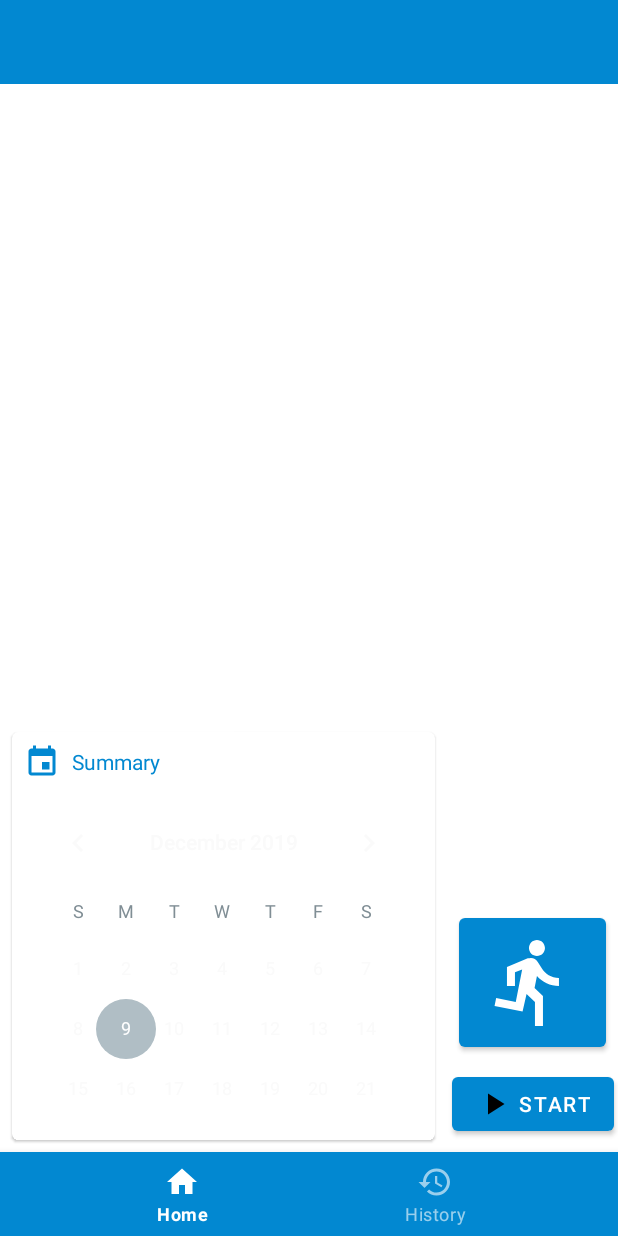
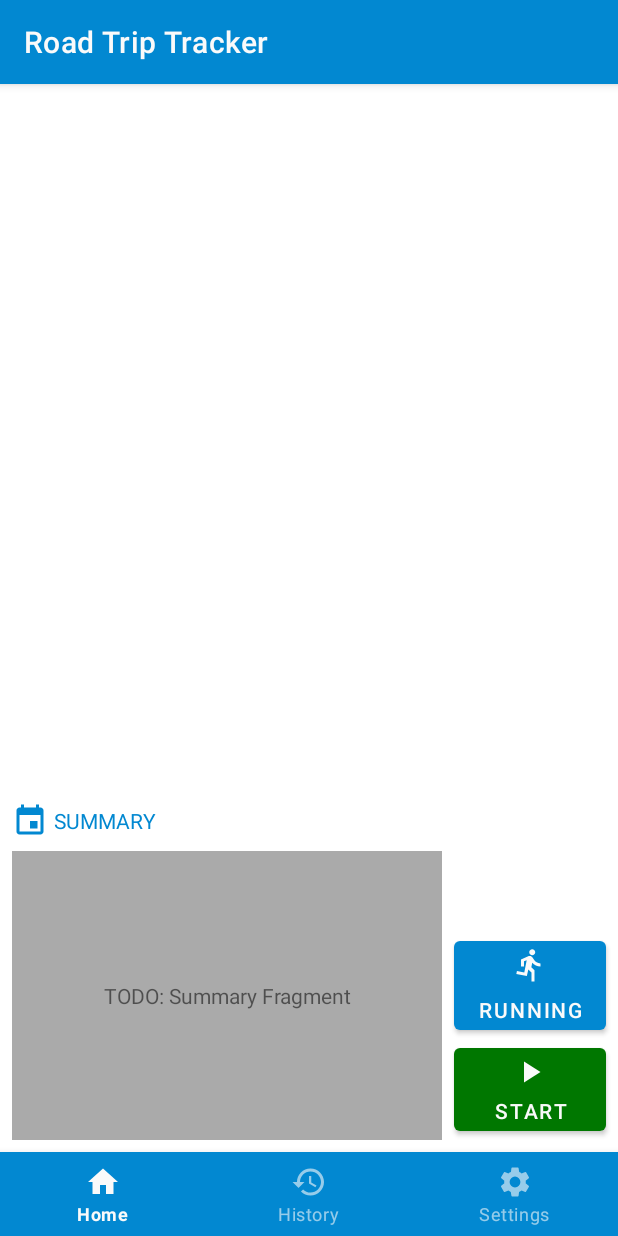
Before and after one commit to MrShecks/road-trip-tracker, an Android app: the screen it shows after launch (MainActivity), on a phone screen of 412 x 824 dp. Run offline under Robolectric (Android 15) with nearby library versions, the phone set to English and light mode, and no system bars; our stand-ins replace navigation-ui; 4 statements that could not run were skipped.

Commit message:
Added some new layouts for landscape orientation

```diff
--- a/app/src/main/java/ie/justonetech/roadtriptracker/view/activities/MainActivity.kt
+++ b/app/src/main/java/ie/justonetech/roadtriptracker/view/activities/MainActivity.kt
@@ -2,12 +2,15 @@ package ie.justonetech.roadtriptracker.view.activities
 
 import android.os.Bundle
 import androidx.appcompat.app.AppCompatActivity
-import androidx.navigation.fragment.findNavController
+import androidx.navigation.NavController
+import androidx.navigation.Navigation
 import androidx.navigation.ui.AppBarConfiguration
+import androidx.navigation.ui.NavigationUI
 import androidx.navigation.ui.setupActionBarWithNavController
 import androidx.navigation.ui.setupWithNavController
 import ie.justonetech.roadtriptracker.R
 import kotlinx.android.synthetic.main.main_activity.*
+import kotlinx.android.synthetic.main.main_toolbar.*
 
 ///////////////////////////////////////////////////////////////////////////////////////////////////
 // MainActivity
@@ -16,18 +19,47 @@ import kotlinx.android.synthetic.main.main_activity.*
 
 class MainActivity : AppCompatActivity() {
 
+    private lateinit var appBarConfiguration: AppBarConfiguration
+
     override fun onCreate(savedInstanceState: Bundle?) {
         super.onCreate(savedInstanceState)
 
         setContentView(R.layout.main_activity)
+        setSupportActionBar(toolBar)
 
-        navHostFragment.findNavController().also { navController ->
-            AppBarConfiguration.Builder(navController.graph).build().also {
-                setSupportActionBar(toolBar)
-                setupActionBarWithNavController(navController, it)
-            }
+        toolBar.setTitle("Hello")
 
-            bottomNavigationView.setupWithNavController(navController)
+        Navigation.findNavController(this, R.id.navHostFragment).also { navController ->
+            appBarConfiguration = AppBarConfiguration(setOf(R.id.destination_home, R.id.destination_history, R.id.destination_settings), drawerLayout)
+
+            setupActionBar(navController)
+            setupBottomNavigationMenu(navController)
+            setupSideNavigationMenu(navController)
+        }
+    }
+
+    override fun onSupportNavigateUp(): Boolean {
+        return NavigationUI.navigateUp(Navigation.findNavController(this, R.id.navHostFragment), appBarConfiguration)
+                || super.onSupportNavigateUp()
+    }
+
+    private fun setupActionBar(navController: NavController) {
+        //collapsingToolbarLayout.setupWithNavController(toolBar, navController, appBarConfiguration)
+
+        setupActionBarWithNavController(navController, appBarConfiguration)
+
+        NavigationUI.setupActionBarWithNavController(this, navController, drawerLayout)
+    }
+
+    private fun setupBottomNavigationMenu(navController: NavController) {
+        bottomNavigationView?.let {
+            NavigationUI.setupWithNavController(it, navController)
+        }
+    }
+
+    private fun setupSideNavigationMenu(navController: NavController) {
+        sideNavigationView?.let {
+            NavigationUI.setupWithNavController(it, navController)
         }
     }
 
--- /dev/null
+++ b/app/src/main/java/ie/justonetech/roadtriptracker/view/fragments/SettingsFragment.kt
@@ -0,0 +1,19 @@
+package ie.justonetech.roadtriptracker.view.fragments
+
+import android.os.Bundle
+import android.view.LayoutInflater
+import android.view.View
+import android.view.ViewGroup
+import androidx.fragment.app.Fragment
+import ie.justonetech.roadtriptracker.R
+
+///////////////////////////////////////////////////////////////////////////////////////////////////
+// SettingsFragment
+///////////////////////////////////////////////////////////////////////////////////////////////////
+
+class SettingsFragment : Fragment() {
+
+    override fun onCreateView(inflater: LayoutInflater, container: ViewGroup?, savedInstanceState: Bundle?): View? {
+        return inflater.inflate(R.layout.settings_fragment, container, false)
+    }
+}
--- /dev/null
+++ b/app/src/main/res/drawable/ic_settings_black_24dp.xml
@@ -0,0 +1,9 @@
+<vector xmlns:android="http://schemas.android.com/apk/res/android"
+        android:width="24dp"
+        android:height="24dp"
+        android:viewportWidth="24"
+        android:viewportHeight="24">
+    <path
+        android:fillColor="#FF000000"
+        android:pathData="M19.1,12.9a2.8,2.8 0,0 0,0.1 -0.9,2.8 2.8,0 0,0 -0.1,-0.9l2.1,-1.6a0.7,0.7 0,0 0,0.1 -0.6L19.4,5.5a0.7,0.7 0,0 0,-0.6 -0.2l-2.4,1a6.5,6.5 0,0 0,-1.6 -0.9l-0.4,-2.6a0.5,0.5 0,0 0,-0.5 -0.4H10.1a0.5,0.5 0,0 0,-0.5 0.4L9.3,5.4a5.6,5.6 0,0 0,-1.7 0.9l-2.4,-1a0.4,0.4 0,0 0,-0.5 0.2l-2,3.4c-0.1,0.2 0,0.4 0.2,0.6l2,1.6a2.8,2.8 0,0 0,-0.1 0.9,2.8 2.8,0 0,0 0.1,0.9L2.8,14.5a0.7,0.7 0,0 0,-0.1 0.6l1.9,3.4a0.7,0.7 0,0 0,0.6 0.2l2.4,-1a6.5,6.5 0,0 0,1.6 0.9l0.4,2.6a0.5,0.5 0,0 0,0.5 0.4h3.8a0.5,0.5 0,0 0,0.5 -0.4l0.3,-2.6a5.6,5.6 0,0 0,1.7 -0.9l2.4,1a0.4,0.4 0,0 0,0.5 -0.2l2,-3.4c0.1,-0.2 0,-0.4 -0.2,-0.6ZM12,15.6A3.6,3.6 0,1 1,15.6 12,3.6 3.6,0 0,1 12,15.6Z"/>
+</vector>
--- /dev/null
+++ b/app/src/main/res/layout-land/home_fragment.xml
@@ -0,0 +1,49 @@
+<?xml version="1.0" encoding="utf-8"?>
+<androidx.constraintlayout.widget.ConstraintLayout
+    xmlns:android="http://schemas.android.com/apk/res/android"
+    xmlns:app="http://schemas.android.com/apk/res-auto"
+    xmlns:tools="http://schemas.android.com/tools"
+    android:layout_width="match_parent"
+    android:layout_height="match_parent"
+    android:orientation="vertical"
+    >
+
+    <fragment
+        android:id="@+id/routeMap"
+        android:name="com.google.android.gms.maps.SupportMapFragment"
+        android:layout_width="0dp"
+        android:layout_height="0dp"
+        android:layout_marginEnd="8dp"
+        android:layout_marginRight="8dp"
+        app:layout_constraintBottom_toBottomOf="parent"
+        app:layout_constraintEnd_toStartOf="@+id/profileButton"
+        app:layout_constraintStart_toStartOf="parent"
+        app:layout_constraintTop_toTopOf="parent" />
+
+    <Button
+        android:id="@+id/trackingButton"
+        android:layout_width="0dp"
+        android:layout_height="wrap_content"
+        android:layout_marginEnd="8dp"
+        android:layout_marginRight="8dp"
+        android:drawableTop="@drawable/ic_play_arrow_black_24dp"
+        android:drawableTint="@color/primaryTextColor"
+        android:text="@string/home_fragment_start_route_button"
+        app:backgroundTint="@color/colorDarkGreen"
+        app:layout_constraintBottom_toBottomOf="parent"
+        app:layout_constraintEnd_toEndOf="parent"
+        app:layout_constraintStart_toStartOf="@+id/profileButton" />
+
+    <Button
+        android:id="@+id/profileButton"
+        android:layout_width="wrap_content"
+        android:layout_height="wrap_content"
+        android:layout_marginEnd="8dp"
+        android:layout_marginRight="8dp"
+        android:drawableTop="@drawable/ic_profile_running_black_24dp"
+        android:drawableTint="@color/primaryTextColor"
+        android:text="Running"
+        app:layout_constraintBottom_toTopOf="@+id/trackingButton"
+        app:layout_constraintEnd_toEndOf="parent" />
+
+</androidx.constraintlayout.widget.ConstraintLayout>
--- /dev/null
+++ b/app/src/main/res/layout-land/main_activity.xml
@@ -0,0 +1,37 @@
+<?xml version="1.0" encoding="utf-8"?>
+<androidx.drawerlayout.widget.DrawerLayout xmlns:android="http://schemas.android.com/apk/res/android"
+    xmlns:app="http://schemas.android.com/apk/res-auto"
+    xmlns:tools="http://schemas.android.com/tools"
+    android:id="@+id/drawerLayout"
+    android:layout_width="match_parent"
+    android:layout_height="match_parent"
+    android:fitsSystemWindows="true"
+    tools:context=".view.activities.MainActivity">
+
+    <LinearLayout
+        android:layout_width="match_parent"
+        android:layout_height="match_parent"
+        android:orientation="vertical">
+
+        <include layout="@layout/main_toolbar" />
+
+        <fragment
+            android:id="@+id/navHostFragment"
+            android:name="androidx.navigation.fragment.NavHostFragment"
+            android:layout_width="match_parent"
+            android:layout_height="match_parent"
+            app:defaultNavHost="true"
+            app:layout_behavior="@string/appbar_scrolling_view_behavior"
+            app:navGraph="@navigation/main_navigation" />
+
+    </LinearLayout>
+
+    <com.google.android.material.navigation.NavigationView
+        android:id="@+id/sideNavigationView"
+        android:layout_width="wrap_content"
+        android:layout_height="match_parent"
+        android:layout_gravity="start"
+        android:fitsSystemWindows="true"
+        app:menu="@menu/main_navigation_menu" />
+
+</androidx.drawerlayout.widget.DrawerLayout>
--- a/app/src/main/res/layout/home_fragment.xml
+++ b/app/src/main/res/layout/home_fragment.xml
@@ -16,99 +16,79 @@
         app:layout_constraintStart_toStartOf="parent"
         app:layout_constraintTop_toTopOf="parent" />
 
-    <com.google.android.material.button.MaterialButton
-        android:id="@+id/material_button1"
-        android:layout_width="wrap_content"
+    <Button
+        android:id="@+id/trackingButton"
+        android:layout_width="0dp"
         android:layout_height="wrap_content"
-        android:layout_marginStart="8dp"
-        android:layout_marginLeft="8dp"
         android:layout_marginEnd="8dp"
         android:layout_marginRight="8dp"
         android:layout_marginBottom="8dp"
-        android:drawableLeft="@drawable/ic_play_arrow_black_24dp"
+        android:drawableTop="@drawable/ic_play_arrow_black_24dp"
+        android:drawableTint="@color/primaryTextColor"
         android:text="@string/home_fragment_start_route_button"
+        app:backgroundTint="@color/colorDarkGreen"
         app:iconPadding="4dp"
         app:layout_constraintBottom_toBottomOf="parent"
-        app:layout_constraintEnd_toEndOf="@+id/imageButton"
-        app:layout_constraintStart_toStartOf="@+id/imageButton" />
+        app:layout_constraintEnd_toEndOf="parent"
+        app:layout_constraintStart_toStartOf="@+id/profileButton" />
 
-    <com.google.android.material.card.MaterialCardView
-        android:id="@+id/materialCardView"
-        android:layout_width="0dp"
-        android:layout_height="0dp"
-        android:layout_marginStart="8dp"
-        android:layout_marginLeft="8dp"
-        android:layout_marginTop="8dp"
+    <Button
+        android:id="@+id/profileButton"
+        android:layout_width="wrap_content"
+        android:layout_height="wrap_content"
         android:layout_marginEnd="8dp"
         android:layout_marginRight="8dp"
-        android:layout_marginBottom="8dp"
-        app:layout_constraintBottom_toBottomOf="parent"
-        app:layout_constraintEnd_toStartOf="@+id/imageButton"
-        app:layout_constraintStart_toStartOf="parent"
-        app:layout_constraintTop_toTopOf="@+id/guideline" >
-
-        <androidx.constraintlayout.widget.ConstraintLayout
-            android:layout_width="match_parent"
-            android:layout_height="match_parent">
-
-            <TextView
-                android:id="@+id/textView2"
-                android:layout_width="0dp"
-                android:layout_height="wrap_content"
-                android:layout_marginStart="8dp"
-                android:layout_marginLeft="8dp"
-                android:layout_marginTop="8dp"
-                android:layout_marginEnd="8dp"
-                android:layout_marginRight="8dp"
-                android:drawableStart="@drawable/ic_event_black_24dp"
-                android:drawableLeft="@drawable/ic_event_black_24dp"
-                android:drawablePadding="8dp"
-                android:gravity="center_vertical"
-                android:text="Summary"
-                android:textColor="@color/primaryColor"
-                app:drawableTint="@color/primaryColor"
-                app:layout_constraintEnd_toEndOf="parent"
-                app:layout_constraintStart_toStartOf="parent"
-                app:layout_constraintTop_toTopOf="parent"
-                tools:text="Summary" />
-
-            <CalendarView
-                android:id="@+id/calendarView"
-                android:layout_width="0dp"
-                android:layout_height="0dp"
-                android:layout_marginStart="8dp"
-                android:layout_marginLeft="8dp"
-                android:layout_marginTop="8dp"
-                android:layout_marginEnd="8dp"
-                android:layout_marginRight="8dp"
-                android:layout_marginBottom="8dp"
-                app:layout_constraintBottom_toBottomOf="parent"
-                app:layout_constraintEnd_toEndOf="parent"
-                app:layout_constraintStart_toStartOf="parent"
-                app:layout_constraintTop_toBottomOf="@+id/textView2" />
-        </androidx.constraintlayout.widget.ConstraintLayout>
-    </com.google.android.material.card.MaterialCardView>
-
-    <com.google.android.material.button.MaterialButton
-        android:id="@+id/imageButton"
-        android:layout_width="98dp"
-        android:layout_height="98dp"
-        android:layout_marginStart="8dp"
-        android:layout_marginLeft="8dp"
-        android:layout_marginEnd="8dp"
-        android:layout_marginRight="8dp"
-        android:layout_marginBottom="8dp"
-        app:icon="@drawable/ic_profile_running_black_24dp"
-        app:iconSize="64dp"
-        app:layout_constraintBottom_toTopOf="@+id/material_button1"
-        app:layout_constraintEnd_toEndOf="parent"
-        app:layout_constraintStart_toEndOf="@+id/materialCardView" />
+        android:drawableTop="@drawable/ic_profile_running_black_24dp"
+        android:drawableTint="@color/primaryTextColor"
+        android:text="Running"
+        app:layout_constraintBottom_toTopOf="@+id/trackingButton"
+        app:layout_constraintEnd_toEndOf="parent" />
 
     <androidx.constraintlayout.widget.Guideline
         android:id="@+id/guideline"
         android:layout_width="wrap_content"
         android:layout_height="wrap_content"
         android:orientation="horizontal"
-        app:layout_constraintGuide_end="288dp" />
+        app:layout_constraintGuide_end="241dp" />
+
+
+    <TextView
+        android:id="@+id/textView"
+        android:layout_width="wrap_content"
+        android:layout_height="wrap_content"
+        android:layout_marginStart="8dp"
+        android:layout_marginLeft="8dp"
+        android:layout_marginTop="8dp"
+        android:drawableStart="@drawable/ic_event_black_24dp"
+        android:drawableLeft="@drawable/ic_event_black_24dp"
+        android:drawablePadding="4dp"
+        android:gravity="center_vertical"
+        android:text="Summary"
+        android:textAllCaps="true"
+        android:textColor="@color/primaryColor"
+        app:drawableTint="@color/primaryColor"
+        app:layout_constraintStart_toStartOf="parent"
+        app:layout_constraintTop_toBottomOf="@+id/routeMap"
+        tools:text="Summary" />
+
+    <TextView
+        android:id="@+id/textView3"
+        android:layout_width="0dp"
+        android:layout_height="0dp"
+        android:layout_marginStart="8dp"
+        android:layout_marginLeft="8dp"
+        android:layout_marginTop="8dp"
+
+        android:layout_marginEnd="8dp"
+        android:layout_marginRight="8dp"
+        android:layout_marginBottom="8dp"
+        android:background="@android:color/darker_gray"
+        android:gravity="center_horizontal|center_vertical"
+        android:text="TODO: Summary Fragment"
+        app:layout_constraintBottom_toBottomOf="parent"
+        app:layout_constraintEnd_toStartOf="@+id/profileButton"
+        app:layout_constraintStart_toStartOf="parent"
+        app:layout_constraintTop_toBottomOf="@+id/textView" />
+
 
 </androidx.constraintlayout.widget.ConstraintLayout>
--- a/app/src/main/res/layout/main_activity.xml
+++ b/app/src/main/res/layout/main_activity.xml
@@ -16,18 +16,7 @@
         app:layout_dodgeInsetEdges="bottom"
         app:navGraph="@navigation/main_navigation" />
 
-    <com.google.android.material.appbar.AppBarLayout
-        android:layout_width="match_parent"
-        android:layout_height="wrap_content"
-        app:elevation="0dp">
-
-        <androidx.appcompat.widget.Toolbar
-            android:id="@+id/toolBar"
-            android:layout_width="match_parent"
-            android:layout_height="?attr/actionBarSize"
-            app:layout_scrollFlags="scroll|enterAlways" />
-
-    </com.google.android.material.appbar.AppBarLayout>
+    <include layout="@layout/main_toolbar" />
 
     <com.google.android.material.bottomnavigation.BottomNavigationView
         android:id="@+id/bottomNavigationView"
@@ -40,3 +29,47 @@
         app:layout_behavior="@string/hide_bottom_view_on_scroll_behavior" />
 
 </androidx.coordinatorlayout.widget.CoordinatorLayout>
+
+
+<!--<?xml version="1.0" encoding="utf-8"?>-->
+<!--<androidx.coordinatorlayout.widget.CoordinatorLayout xmlns:android="http://schemas.android.com/apk/res/android"-->
+<!--xmlns:app="http://schemas.android.com/apk/res-auto"-->
+<!--xmlns:tools="http://schemas.android.com/tools"-->
+<!--android:layout_width="match_parent"-->
+<!--android:layout_height="match_parent">-->
+
+<!--<fragment-->
+<!--    android:id="@+id/navHostFragment"-->
+<!--    android:name="androidx.navigation.fragment.NavHostFragment"-->
+<!--    android:layout_width="match_parent"-->
+<!--    android:layout_height="match_parent"-->
+<!--    android:layout_above="@id/bottomNavigationView"-->
+<!--    app:defaultNavHost="true"-->
+<!--    app:layout_behavior="@string/appbar_scrolling_view_behavior"-->
+<!--    app:layout_dodgeInsetEdges="bottom"-->
+<!--    app:navGraph="@navigation/main_navigation" />-->
+
+<!--<com.google.android.material.appbar.AppBarLayout-->
+<!--    android:layout_width="match_parent"-->
+<!--    android:layout_height="wrap_content"-->
+<!--    app:elevation="0dp">-->
+
+<!--    <androidx.appcompat.widget.Toolbar-->
+<!--        android:id="@+id/toolBar"-->
+<!--        android:layout_width="match_parent"-->
+<!--        android:layout_height="?attr/actionBarSize"-->
+<!--        app:layout_scrollFlags="scroll|enterAlways" />-->
+
+<!--</com.google.android.material.appbar.AppBarLayout>-->
+
+<!--<com.google.android.material.bottomnavigation.BottomNavigationView-->
+<!--    android:id="@+id/bottomNavigationView"-->
+<!--    android:layout_width="match_parent"-->
+<!--    android:layout_height="wrap_content"-->
+<!--    android:layout_gravity="bottom"-->
+
+<!--    app:layout_insetEdge="bottom"-->
+<!--    app:menu="@menu/main_navigation_menu"-->
+<!--    app:layout_behavior="@string/hide_bottom_view_on_scroll_behavior" />-->
+
+<!--</androidx.coordinatorlayout.widget.CoordinatorLayout>-->
--- /dev/null
+++ b/app/src/main/res/layout/main_toolbar.xml
@@ -0,0 +1,15 @@
+<?xml version="1.0" encoding="utf-8"?>
+<com.google.android.material.appbar.AppBarLayout xmlns:android="http://schemas.android.com/apk/res/android"
+    xmlns:app="http://schemas.android.com/apk/res-auto"
+    android:layout_width="match_parent"
+    android:layout_height="wrap_content">
+
+    <androidx.appcompat.widget.Toolbar
+        android:id="@+id/toolBar"
+        android:layout_width="match_parent"
+        android:layout_height="?attr/actionBarSize"
+
+        app:layout_collapseMode="pin"
+        app:layout_scrollFlags="scroll|enterAlways" />
+
+</com.google.android.material.appbar.AppBarLayout>
--- /dev/null
+++ b/app/src/main/res/layout/settings_fragment.xml
@@ -0,0 +1,18 @@
+<?xml version="1.0" encoding="utf-8"?>
+<androidx.constraintlayout.widget.ConstraintLayout xmlns:android="http://schemas.android.com/apk/res/android"
+    xmlns:app="http://schemas.android.com/apk/res-auto"
+    xmlns:tools="http://schemas.android.com/tools"
+    android:layout_width="match_parent"
+    android:layout_height="match_parent">
+
+    <TextView
+        android:id="@+id/textView2"
+        android:layout_width="wrap_content"
+        android:layout_height="wrap_content"
+        android:text="TODO: Settings Fragment"
+        app:layout_constraintBottom_toBottomOf="parent"
+        app:layout_constraintEnd_toEndOf="parent"
+        app:layout_constraintHorizontal_bias="0.5"
+        app:layout_constraintStart_toStartOf="parent"
+        app:layout_constraintTop_toTopOf="parent" />
+</androidx.constraintlayout.widget.ConstraintLayout>
--- a/app/src/main/res/menu/main_navigation_menu.xml
+++ b/app/src/main/res/menu/main_navigation_menu.xml
@@ -1,11 +1,19 @@
 <?xml version="1.0" encoding="utf-8"?>
-<menu xmlns:android="http://schemas.android.com/apk/res/android">
+<menu xmlns:android="http://schemas.android.com/apk/res/android"
+    xmlns:app="http://schemas.android.com/apk/res-auto">
+
     <item
-        android:id="@+id/action_navigate_home"
+        android:id="@+id/destination_home"
         android:icon="@drawable/ic_home_black_24dp"
         android:title="@string/home_fragment_title" />
+
     <item
-        android:id="@+id/action_navigate_history"
+        android:id="@+id/destination_history"
         android:icon="@drawable/ic_history_black_24dp"
         android:title="@string/history_fragment_title" />
+
+    <item
+        android:id="@+id/destination_settings"
+        android:icon="@drawable/ic_settings_black_24dp"
+        android:title="@string/settings_fragment_title" />
 </menu>
--- a/app/src/main/res/navigation/main_navigation.xml
+++ b/app/src/main/res/navigation/main_navigation.xml
@@ -1,14 +1,18 @@
 <?xml version="1.0" encoding="utf-8"?>
 <navigation xmlns:android="http://schemas.android.com/apk/res/android"
     xmlns:app="http://schemas.android.com/apk/res-auto" android:id="@+id/main_navigation"
-    app:startDestination="@id/action_navigate_home">
+    app:startDestination="@id/destination_home">
 
     <fragment
-        android:id="@+id/action_navigate_home"
+        android:id="@+id/destination_home"
         android:name="ie.justonetech.roadtriptracker.view.fragments.HomeFragment"
         android:label="@string/home_fragment_title" />
     <fragment
-        android:id="@+id/action_navigate_history"
+        android:id="@+id/destination_history"
         android:name="ie.justonetech.roadtriptracker.view.fragments.HistoryFragment"
         android:label="@string/history_fragment_title" />
+    <fragment
+        android:id="@+id/destination_settings"
+        android:name="ie.justonetech.roadtriptracker.view.fragments.SettingsFragment"
+        android:label="@string/settings_fragment_title" />
 </navigation>
--- a/app/src/main/res/values/colors.xml
+++ b/app/src/main/res/values/colors.xml
@@ -21,4 +21,7 @@
     <color name="primaryTextColor">#fafafa</color>
     <color name="secondaryTextColor">#808e95</color>
 
+    <color name="colorDarkGreen">#007700</color>
+    <color name="colorDarkRed">#880000</color>
+
 </resources>
--- a/app/src/main/res/values/strings.xml
+++ b/app/src/main/res/values/strings.xml
@@ -6,6 +6,8 @@
 
     <string name="history_fragment_title">History</string>
 
+    <string name="settings_fragment_title">Settings</string>
+
     <string name="route_summary_list_duration_title">Duration</string>
     <string name="route_summary_list_distance_title">Distance</string>
     <string name="route_summary_list_avg_speed_title">Avg Speed</string>
--- a/app/src/main/res/values/styles.xml
+++ b/app/src/main/res/values/styles.xml
@@ -5,8 +5,16 @@
         <item name="colorPrimaryDark">@color/primaryDarkColor</item>
         <item name="colorAccent">@color/secondaryColor</item>
 
+        <item name="colorOnPrimary">@color/primaryTextColor</item>
+        <item name="colorOnSecondary">@color/secondaryTextColor</item>
+
         <item name="android:textColorPrimary">@color/primaryTextColor</item>
-        <item name="android:textColorSecondary">@color/secondaryTextColor</item>
+        <!-- The DrawerLayout ArrowToggleIcon uses textColorSecondary for its color
+             but the grey is too dark against the primary blue, need to fix that
+        -->
+<!--        <item name="android:textColorSecondary">@color/secondaryTextColor</item>-->
+        <item name="android:textColorSecondary">@color/primaryTextColor</item>
+
         <item name="android:windowBackground">@color/windowBackgroundColor</item>
 
         <item name="windowActionModeOverlay">true</item>
```
Also changed, not shown: app/build.gradle (+11 -0 lines).
